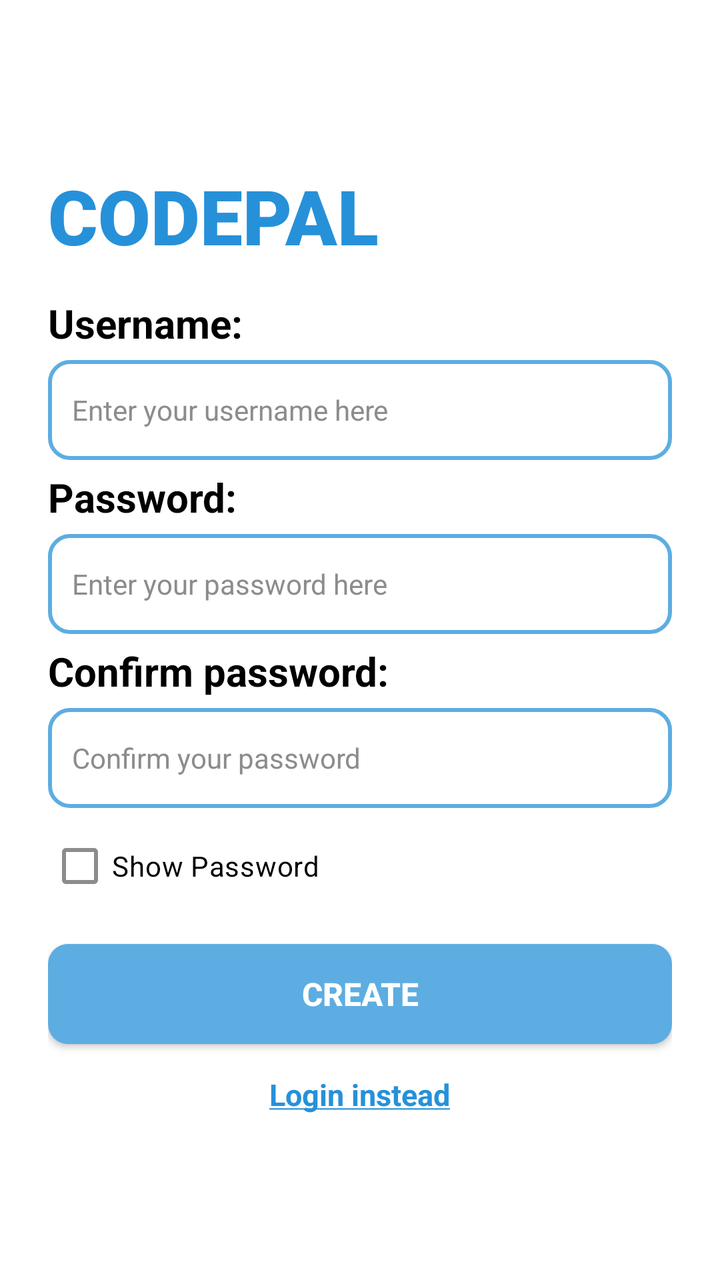
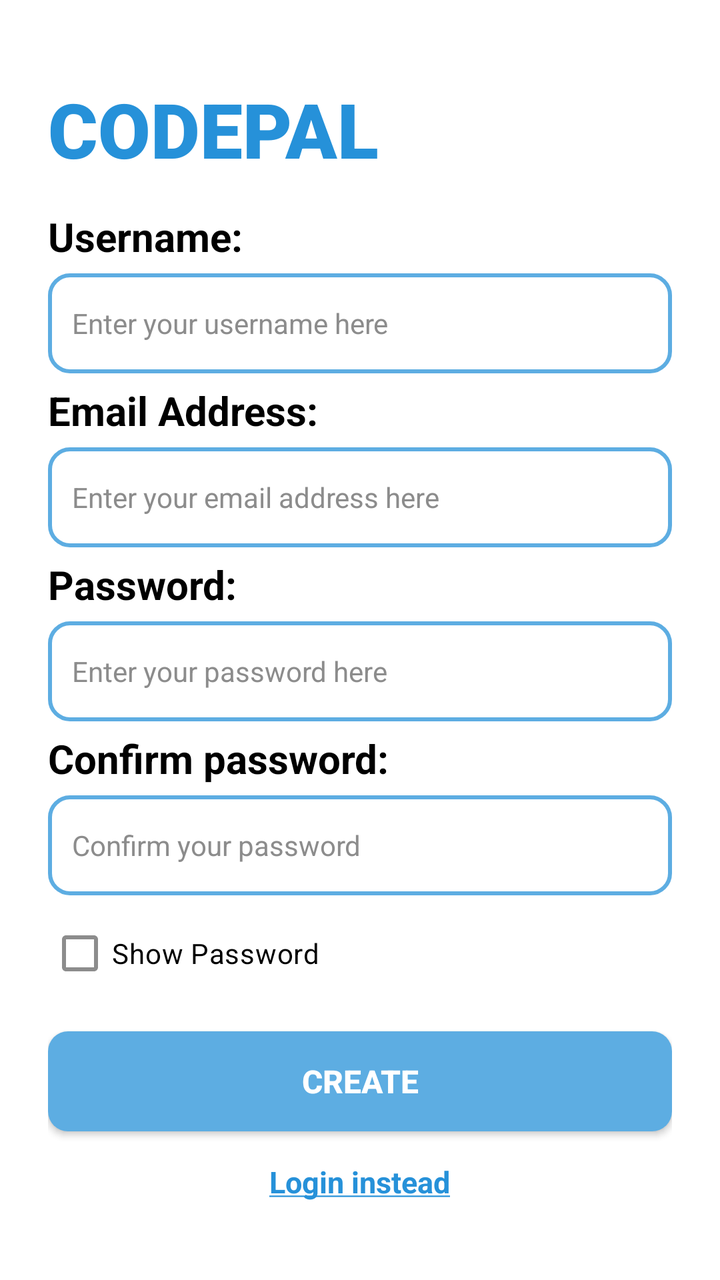

Two renders of the same Android screen: before a commit and after it. Below are the layout's source before the change and the commit's diff.
<!-- AndroidManifest.xml: application theme Theme.CodePalV2 -->
<!-- res/layout/activity_create.xml -->
<?xml version="1.0" encoding="utf-8"?>
<LinearLayout xmlns:android="http://schemas.android.com/apk/res/android"
    xmlns:app="http://schemas.android.com/apk/res-auto"
    xmlns:tools="http://schemas.android.com/tools"
    android:id="@+id/main"
    android:layout_width="match_parent"
    android:layout_height="match_parent"
    android:background="@color/white"
    android:orientation="vertical"
    android:gravity="center"
    tools:context=".CreateActivity">

    <LinearLayout
        android:layout_width="match_parent"
        android:layout_height="wrap_content"
        android:orientation="vertical"
        android:padding="24dp"
        >

        <TextView
            android:layout_width="wrap_content"
            android:layout_height="wrap_content"
            android:text="@string/app_name"
            android:textSize="38sp"
            android:textStyle="bold"
            android:textAllCaps="true"
            android:textColor="@color/secondaryColor"
            android:fontFamily="sans-serif-black"
            android:layout_marginBottom="10dp"
            />

        <TextView
            android:layout_width="wrap_content"
            android:layout_height="wrap_content"
            android:text="@string/username"
            android:textSize="20sp"
            android:textStyle="bold"
            android:textColor="@color/black"
            android:layout_marginTop="5dp"
            android:layout_marginBottom="5dp"
            />

        <EditText
            android:id="@+id/username"
            android:layout_width="match_parent"
            android:layout_height="50dp"
            android:hint="@string/username_hint"
            android:textSize="14sp"
            android:textColor="@color/black"
            android:textColorHint="@color/gray"
            android:background="@drawable/codepal_input"
            android:padding="12dp"
            />

        <TextView
            android:layout_width="wrap_content"
            android:layout_height="wrap_content"
            android:text="@string/password"
            android:textSize="20sp"
            android:textStyle="bold"
            android:textColor="@color/black"
            android:layout_marginTop="5dp"
            android:layout_marginBottom="5dp"
            />

        <EditText
            android:id="@+id/password"
            android:layout_width="match_parent"
            android:layout_height="50dp"
            android:inputType="textPassword"
            android:hint="@string/password_hint"
            android:textSize="14sp"
            android:textColor="@color/black"
            android:textColorHint="@color/gray"
            android:background="@drawable/codepal_input"
            android:padding="12dp"
            />

        <TextView
            android:layout_width="wrap_content"
            android:layout_height="wrap_content"
            android:text="@string/confirm_password"
            android:textSize="20sp"
            android:textStyle="bold"
            android:textColor="@color/black"
            android:layout_marginTop="5dp"
            android:layout_marginBottom="5dp"
            />

        <EditText
            android:id="@+id/confirm_password"
            android:layout_width="match_parent"
            android:layout_height="50dp"
            android:inputType="textPassword"
            android:hint="@string/confirm_password_hint"
            android:textSize="14sp"
            android:textColor="@color/black"
            android:textColorHint="@color/gray"
            android:background="@drawable/codepal_input"
            android:padding="12dp"
            />

        <com.google.android.material.checkbox.MaterialCheckBox
            android:id="@+id/showPassword"
            android:layout_width="wrap_content"
            android:layout_height="wrap_content"
            android:text="@string/show_password"
            android:textSize="14sp"
            android:textColor="@color/black"
            android:textColorHint="@color/black"
            android:layout_marginTop="5dp"
            app:buttonTint="@drawable/codepal_checkbox"
            />

        <androidx.appcompat.widget.AppCompatButton
            android:id="@+id/btnCreate"
            android:layout_width="match_parent"
            android:layout_height="50dp"
            android:text="@string/create_btn"
            android:textAllCaps="true"
            android:textSize="16sp"
            android:textColor="@color/white"
            android:textStyle="bold"
            android:background="@drawable/codepal_button"
            android:layout_marginTop="15dp"
            />

        <TextView
            android:id="@+id/loginLink"
            android:layout_width="wrap_content"
            android:layout_height="wrap_content"
            android:text="@string/login_link"
            android:textSize="15sp"
            android:textStyle="bold"
            android:textAlignment="center"
            android:textColor="@color/secondaryColor"
            android:layout_marginTop="15dp"
            android:layout_gravity="center"
            />

    </LinearLayout>

</LinearLayout>
<!-- resources referenced by this layout -->
<resources>
  <color name="black">#FF000000</color>
  <color name="gray">#8c8c8c</color>
  <color name="secondaryColor">#2691d9</color>
  <color name="white">#FFFFFFFF</color>
  <!-- drawable codepal_button (drawable) -->
  <?xml version="1.0" encoding="utf-8"?>
  <shape xmlns:android="http://schemas.android.com/apk/res/android"
      android:shape="rectangle">
  
      <solid android:color="@color/primaryColor" />
      <corners android:radius="10dp" />
  
  </shape>
  <!-- drawable codepal_checkbox (drawable) -->
  <?xml version="1.0" encoding="utf-8"?>
  <selector xmlns:android="http://schemas.android.com/apk/res/android">
      
      <item android:color="@color/primaryColor" android:state_checked="true" />
      
      <item android:color="@color/gray" android:state_checked="false" />
  </selector>
  <!-- drawable codepal_input (drawable) -->
  <?xml version="1.0" encoding="utf-8"?>
  <shape xmlns:android="http://schemas.android.com/apk/res/android"
      android:shape="rectangle">
  
      <solid android:color="#FFFFFF" />
  
      <stroke
          android:width="2dp"
          android:color="@color/primaryColor" />
  
      <corners android:radius="10dp" />
  
      <padding
          android:left="12dp"
          android:top="12dp"
          android:right="12dp"
          android:bottom="12dp" />
  </shape>
  <string name="app_name">CodePal</string>
  <string name="confirm_password">Confirm password:</string>
  <string name="confirm_password_hint">Confirm your password</string>
  <string name="create_btn">Create</string>
  <string name="login_link"><u>Login instead</u></string>
  <string name="password">Password:</string>
  <string name="password_hint">Enter your password here</string>
  <string name="show_password">Show Password</string>
  <string name="username">Username:</string>
  <string name="username_hint">Enter your username here</string>
  <style name="Theme.CodePalV2" parent="Base.Theme.CodePalV2" />
  <color name="primaryColor">#5DADE2</color>
  <style name="Base.Theme.CodePalV2" parent="Theme.Material3.DayNight.NoActionBar">
          
          
      </style>
</resources>

<!-- the commit's change to res/layout/activity_create.xml (unified diff, before → after) -->
@@ -44,7 +44,34 @@
             android:id="@+id/username"
             android:layout_width="match_parent"
             android:layout_height="50dp"
+            android:autofillHints="username"
             android:hint="@string/username_hint"
+            android:inputType="text"
+            android:textSize="14sp"
+            android:textColor="@color/black"
+            android:textColorHint="@color/gray"
+            android:background="@drawable/codepal_input"
+            android:padding="12dp"
+            />
+
+        <TextView
+            android:layout_width="wrap_content"
+            android:layout_height="wrap_content"
+            android:text="@string/email_address"
+            android:textSize="20sp"
+            android:textStyle="bold"
+            android:textColor="@color/black"
+            android:layout_marginTop="5dp"
+            android:layout_marginBottom="5dp"
+            tools:ignore="TextViewEdits" />
+
+        <EditText
+            android:id="@+id/email"
+            android:layout_width="match_parent"
+            android:layout_height="50dp"
+            android:autofillHints="emailAddress"
+            android:hint="@string/enter_your_email_address_here"
+            android:inputType="textEmailAddress"
             android:textSize="14sp"
             android:textColor="@color/black"
             android:textColorHint="@color/gray"
<!-- resource entries referenced after the edit -->
@@ -44,6 +44,8 @@
   <string name="confirm_password">Confirm password:</string>
   <string name="confirm_password_hint">Confirm your password</string>
   <string name="create_btn">Create</string>
+  <string name="email_address">Email Address:</string>
+  <string name="enter_your_email_address_here">Enter your email address here</string>
   <string name="login_link"><u>Login instead</u></string>
   <string name="password">Password:</string>
   <string name="password_hint">Enter your password here</string>
